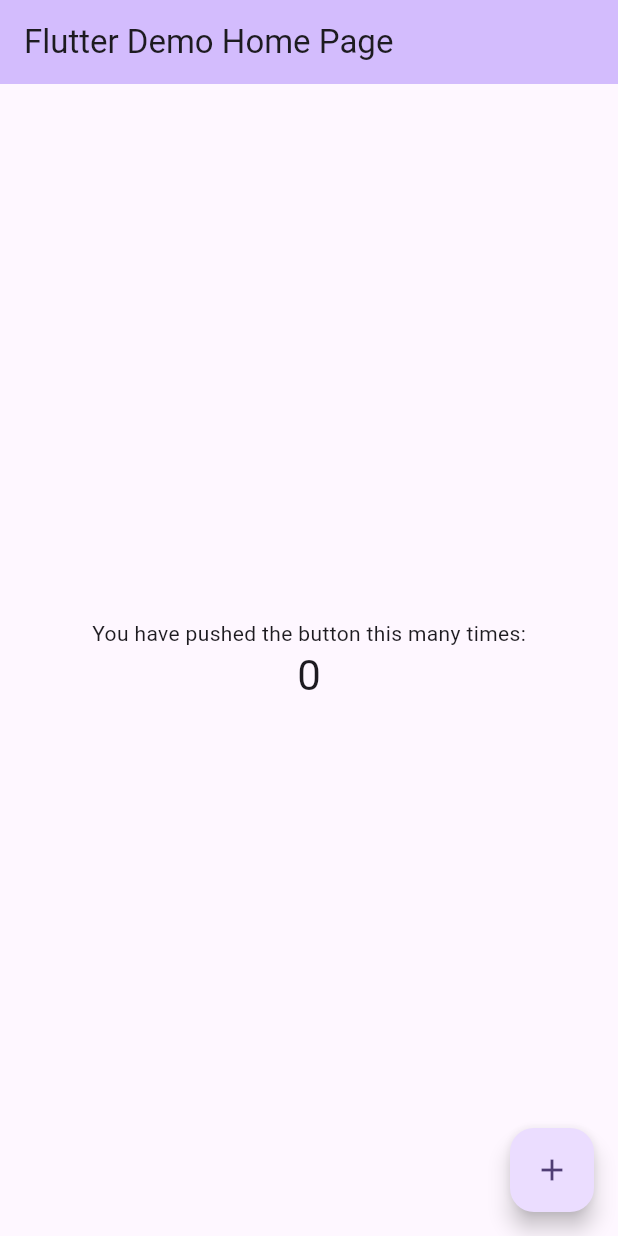
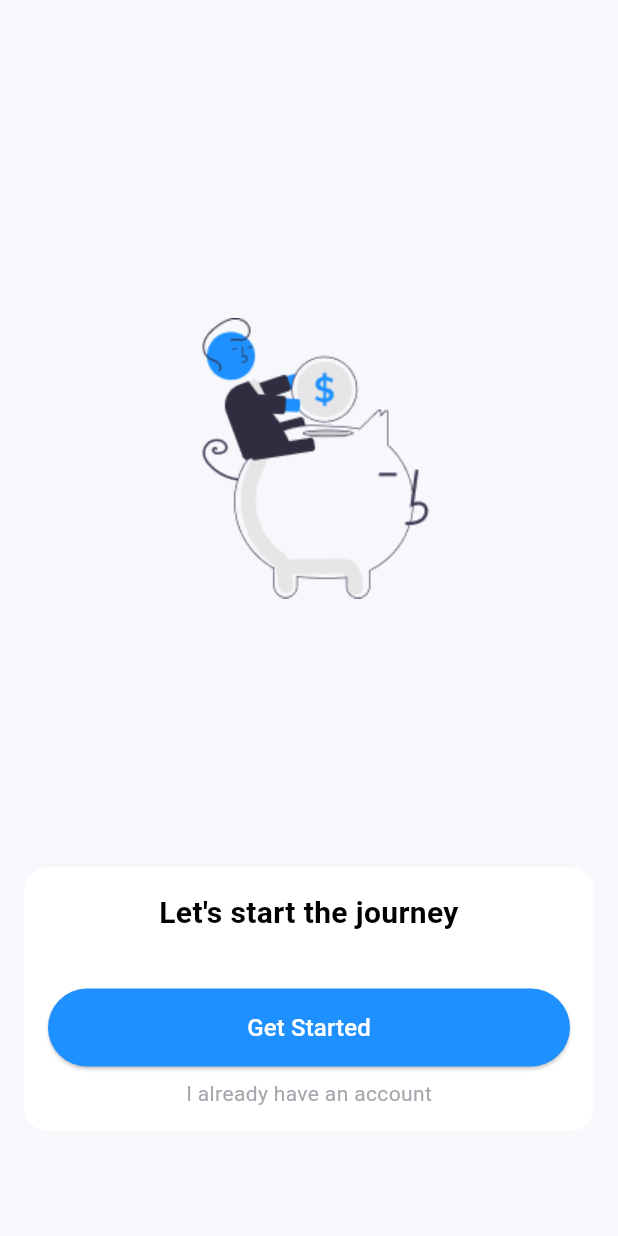
Before and after one commit to StfnsFerry/2117051025-advanced-mobile, a Flutter app: the screen it shows after launch, on a phone screen of 412 x 824 dp. Run offline on Flutter 3.47's test engine with Material 2 defaults, Android fonts, the phone set to English and light mode, and no system bars; Roboto replaces fonts that are missing (Poppins-Regular).

Commit message:
basic-widget

```diff
--- a/lib/main.dart
+++ b/lib/main.dart
@@ -1,4 +1,5 @@
 import 'package:flutter/material.dart';
+import 'package:justduit/screens/onboarding_screen.dart';
 
 void main() {
   runApp(const MyApp());
@@ -31,8 +32,7 @@ class MyApp extends StatelessWidget {
           colorScheme: ColorScheme.fromSeed(seedColor: Colors.deepPurple),
           useMaterial3: true,
         ),
-      home: const MyHomePage(title: 'Flutter Demo Home Page'),
-    );
+        home: const OnboardingScreen());
   }
 }
 
--- /dev/null
+++ b/lib/screens/onboarding_screen.dart
@@ -0,0 +1,80 @@
+import 'package:flutter/material.dart';
+
+class OnboardingScreen extends StatelessWidget {
+  const OnboardingScreen({super.key});
+
+  @override
+  Widget build(BuildContext context) {
+    return Scaffold(
+      backgroundColor: Color(0xFFF6F8FB),
+      body: Column(
+        children: [
+          Expanded(
+            child: Padding(
+              padding: const EdgeInsets.only(top: 103.0),
+              child: Image.asset("assets/images/savings.png"),
+            ),
+          ),
+          SafeArea(
+            child: Container(
+              width: double.infinity,
+              margin: const EdgeInsets.symmetric(horizontal: 16, vertical: 70),
+              decoration: BoxDecoration(
+                  color: Colors.white,
+                  borderRadius: BorderRadius.circular(16.0)),
+              child: Column(children: [
+                const Padding(
+                  padding: EdgeInsets.only(top: 16, bottom: 16),
+                  child: Text(
+                    "Let's start the journey",
+                    style: TextStyle(
+                      fontSize: 20,
+                      fontFamily: 'Poppins-Regular',
+                      fontWeight: FontWeight.bold,
+                      color: Colors.black,
+                    ),
+                    textAlign: TextAlign.center,
+                  ),
+                ),
+                SizedBox(
+                  height: 20,
+                ),
+                Container(
+                  height: 52,
+                  width: double.infinity,
+                  padding: EdgeInsets.symmetric(horizontal: 16),
+                  child: ElevatedButton(
+                    style: ButtonStyle(
+                      backgroundColor:
+                          MaterialStateProperty.all<Color>(Color(0xFF1E90FF)),
+                    ),
+                    onPressed: () {},
+                    child: Text(
+                      "Get Started",
+                      style: TextStyle(
+                        fontSize: 16,
+                        fontWeight: FontWeight.w500,
+                        fontFamily: 'Poppins-Regular',
+                        color: Colors.white,
+                      ),
+                    ),
+                  ),
+                ),
+                const Padding(
+                  padding: EdgeInsets.only(top: 8, bottom: 15),
+                  child: Text(
+                    "I already have an account",
+                    style: TextStyle(
+                        fontSize: 14,
+                        fontFamily: 'Poppins-Regular',
+                        color: Color(0xFFA4A8AE)),
+                  ),
+                ),
+              ]),
+            ),
+          ),
+        ],
+      ),
+    );
+  }
+}
```
Also changed, not shown: pubspec.yaml (+4 -7 lines), assets/images/savings.png (added). Lines whose indentation alone changed are shown as unchanged.
